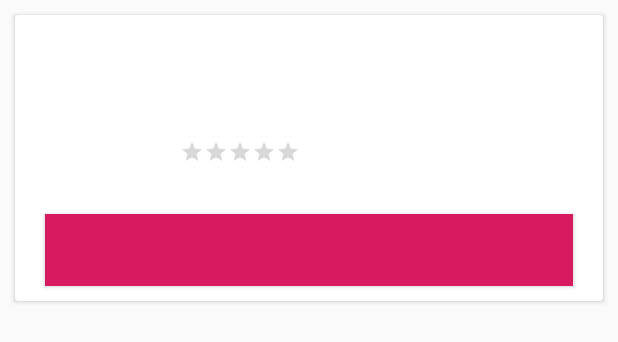
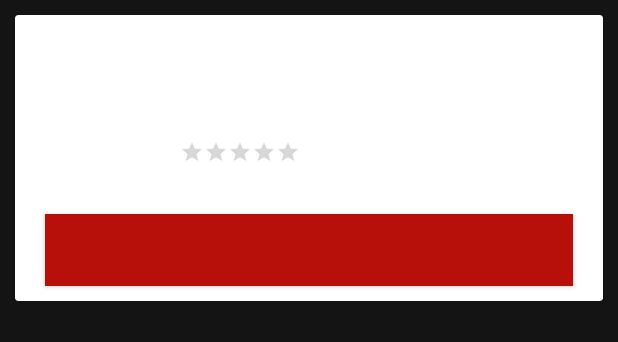
Before and after one commit to mkaflowski/HouseAds, an Android app: the layout dialog.xml on its own in the app's theme, with its tools: preview values and no code run, on a phone screen of 412 x 824 dp. Shown: the top 342 px of the screen. Run offline under Robolectric (Android 15) with nearby library versions, the phone set to English and light mode, and no system bars.

Commit message:
gradle wrapper

```diff
--- a/app/src/main/AndroidManifest.xml
+++ b/app/src/main/AndroidManifest.xml
@@ -10,7 +10,7 @@
         android:roundIcon="@mipmap/ic_launcher_round"
         android:supportsRtl="true"
         android:usesCleartextTraffic="true"
-        android:theme="@style/AppTheme"
+        android:theme="@style/AppThemeDark"
         tools:ignore="GoogleAppIndexingWarning"
         tools:targetApi="m">
         <activity android:name="pl.mkaflowski.sample.MainActivity">
--- a/app/src/main/res/values/styles.xml
+++ b/app/src/main/res/values/styles.xml
@@ -1,11 +1,26 @@
 <resources>
 
-    <!-- Base application theme. -->
-    <style name="AppTheme" parent="Theme.AppCompat.Light.DarkActionBar">
+    <style name="AppThemeDark" parent="Theme.AppCompat.NoActionBar">
+        <!-- Customize your theme here. -->
+        <item name="colorPrimary">@color/colorPrimary2</item>
+        <item name="colorPrimaryDark">@color/colorPrimaryDark2</item>
+        <item name="colorAccent">@color/colorAccent2</item>>
+        <item name="android:windowBackground">@color/colorBackground2</item>
+
+    </style>
+
+    <style name="AppTheme" parent="Theme.AppCompat.Light.NoActionBar">
         <!-- Customize your theme here. -->
         <item name="colorPrimary">@color/colorPrimary</item>
         <item name="colorPrimaryDark">@color/colorPrimaryDark</item>
-        <item name="colorAccent">@color/colorAccent</item>
+        <item name="colorAccent">@color/colorAccent</item>>
+        <item name="android:windowBackground">@color/colorBackground</item>
+        <item name="colorControlHighlight">@color/colorControlHighlight</item>
+
+
+    </style>
+
+    <style name="HomeAd" parent="AppTheme">
     </style>
 
 </resources>
--- a/houseads/src/main/res/layout/dialog.xml
+++ b/houseads/src/main/res/layout/dialog.xml
@@ -5,6 +5,7 @@
     android:layout_width="wrap_content"
     android:layout_height="wrap_content"
     android:orientation="vertical"
+    android:theme="@style/HomeAd"
     android:layout_margin="10dp">
 
 <RelativeLayout
--- /dev/null
+++ b/houseads/src/main/res/values/styles.xml
@@ -0,0 +1,7 @@
+<resources>
+
+    <style name="HomeAd" parent="Theme.AppCompat.Light.NoActionBar">
+        <!-- Customize your theme here. -->
+    </style>
+
+</resources>
```
Also changed, not shown: app/src/main/res/values/colors.xml (+114 -3 lines), houseads/src/main/java/pl/mkaflowski/library/HouseAdsDialog.java (+1 -9 lines).
